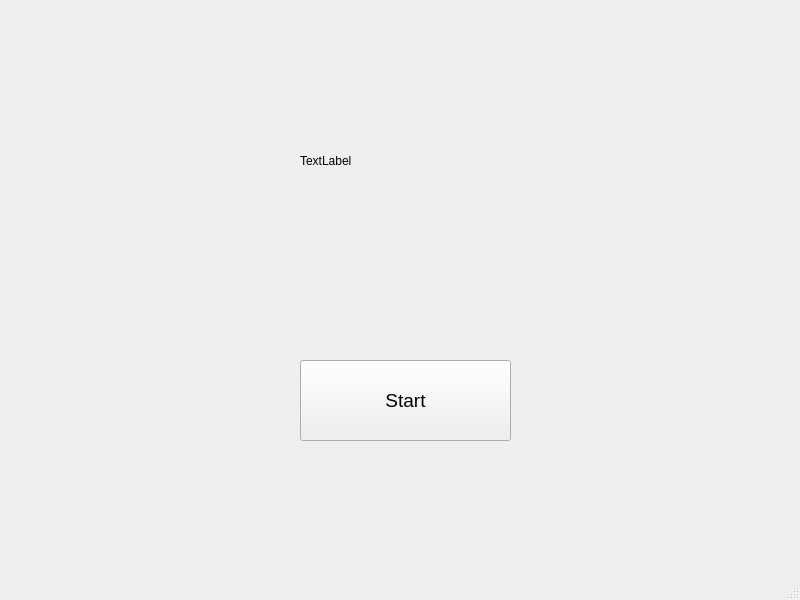
Old version of the form mainwindow.ui in the repository oksuzgonul/campari-app.
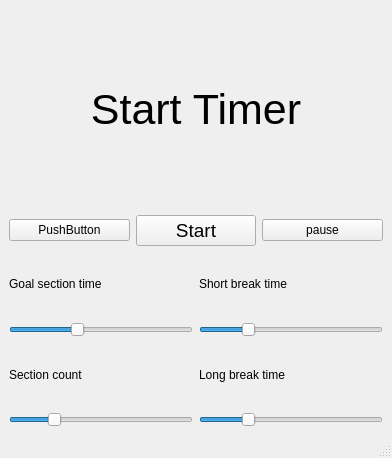
New version of the form.

```diff
--- a/mainwindow.ui
+++ b/mainwindow.ui
@@ -6,45 +6,246 @@
    <rect>
     <x>0</x>
     <y>0</y>
-    <width>800</width>
-    <height>600</height>
+    <width>392</width>
+    <height>458</height>
    </rect>
   </property>
   <property name="windowTitle">
    <string>MainWindow</string>
   </property>
   <widget class="QWidget" name="centralwidget">
-   <widget class="QPushButton" name="startButton">
-    <property name="geometry">
-     <rect>
-      <x>300</x>
-      <y>360</y>
-      <width>211</width>
-      <height>81</height>
-     </rect>
-    </property>
-    <property name="font">
-     <font>
-      <pointsize>14</pointsize>
-     </font>
-    </property>
-    <property name="text">
-     <string>Start</string>
-    </property>
-   </widget>
-   <widget class="QLabel" name="sessionLabel">
-    <property name="geometry">
-     <rect>
-      <x>300</x>
-      <y>130</y>
-      <width>271</width>
-      <height>61</height>
-     </rect>
-    </property>
-    <property name="text">
-     <string>TextLabel</string>
-    </property>
-   </widget>
+   <layout class="QVBoxLayout" name="verticalLayout_9">
+    <item>
+     <layout class="QVBoxLayout" name="verticalLayout_8">
+      <item>
+       <layout class="QVBoxLayout" name="verticalLayout">
+        <item>
+         <widget class="QLabel" name="sessionLabel">
+          <property name="minimumSize">
+           <size>
+            <width>200</width>
+            <height>200</height>
+           </size>
+          </property>
+          <property name="font">
+           <font>
+            <pointsize>32</pointsize>
+           </font>
+          </property>
+          <property name="text">
+           <string>Start Timer</string>
+          </property>
+          <property name="alignment">
+           <set>Qt::AlignCenter</set>
+          </property>
+         </widget>
+        </item>
+        <item>
+         <layout class="QHBoxLayout" name="horizontalLayout">
+          <item>
+           <widget class="QPushButton" name="restartButton">
+            <property name="text">
+             <string>PushButton</string>
+            </property>
+           </widget>
+          </item>
+          <item>
+           <widget class="QPushButton" name="startButton">
+            <property name="font">
+             <font>
+              <pointsize>14</pointsize>
+             </font>
+            </property>
+            <property name="text">
+             <string>Start</string>
+            </property>
+           </widget>
+          </item>
+          <item>
+           <widget class="QPushButton" name="pauseButton">
+            <property name="text">
+             <string>pause</string>
+            </property>
+           </widget>
+          </item>
+         </layout>
+        </item>
+       </layout>
+      </item>
+      <item>
+       <layout class="QHBoxLayout" name="horizontalLayout_2">
+        <item>
+         <layout class="QVBoxLayout" name="verticalLayout_7">
+          <item>
+           <layout class="QVBoxLayout" name="verticalLayout_2">
+            <item>
+             <widget class="QLabel" name="label">
+              <property name="text">
+               <string>Goal section time</string>
+              </property>
+             </widget>
+            </item>
+            <item>
+             <widget class="QSlider" name="goalTimeSlider">
+              <property name="sizePolicy">
+               <sizepolicy hsizetype="Minimum" vsizetype="Fixed">
+                <horstretch>0</horstretch>
+                <verstretch>0</verstretch>
+               </sizepolicy>
+              </property>
+              <property name="minimumSize">
+               <size>
+                <width>150</width>
+                <height>0</height>
+               </size>
+              </property>
+              <property name="minimum">
+               <number>5</number>
+              </property>
+              <property name="maximum">
+               <number>60</number>
+              </property>
+              <property name="singleStep">
+               <number>5</number>
+              </property>
+              <property name="sliderPosition">
+               <number>25</number>
+              </property>
+              <property name="orientation">
+               <enum>Qt::Horizontal</enum>
+              </property>
+             </widget>
+            </item>
+           </layout>
+          </item>
+          <item>
+           <layout class="QVBoxLayout" name="verticalLayout_5">
+            <item>
+             <widget class="QLabel" name="label_4">
+              <property name="text">
+               <string>Section count</string>
+              </property>
+             </widget>
+            </item>
+            <item>
+             <widget class="QSlider" name="sessionCountSlider">
+              <property name="sizePolicy">
+               <sizepolicy hsizetype="Minimum" vsizetype="Fixed">
+                <horstretch>0</horstretch>
+                <verstretch>0</verstretch>
+               </sizepolicy>
+              </property>
+              <property name="minimumSize">
+               <size>
+                <width>150</width>
+                <height>0</height>
+               </size>
+              </property>
+              <property name="minimum">
+               <number>1</number>
+              </property>
+              <property name="maximum">
+               <number>10</number>
+              </property>
+              <property name="value">
+               <number>3</number>
+              </property>
+              <property name="orientation">
+               <enum>Qt::Horizontal</enum>
+              </property>
+             </widget>
+            </item>
+           </layout>
+          </item>
+         </layout>
+        </item>
+        <item>
+         <layout class="QVBoxLayout" name="verticalLayout_6">
+          <item>
+           <layout class="QVBoxLayout" name="verticalLayout_3">
+            <item>
+             <widget class="QLabel" name="label_2">
+              <property name="text">
+               <string>Short break time</string>
+              </property>
+             </widget>
+            </item>
+            <item>
+             <widget class="QSlider" name="smallBreakSlider">
+              <property name="sizePolicy">
+               <sizepolicy hsizetype="Minimum" vsizetype="Fixed">
+                <horstretch>0</horstretch>
+                <verstretch>0</verstretch>
+               </sizepolicy>
+              </property>
+              <property name="minimumSize">
+               <size>
+                <width>150</width>
+                <height>0</height>
+               </size>
+              </property>
+              <property name="minimum">
+               <number>1</number>
+              </property>
+              <property name="maximum">
+               <number>5</number>
+              </property>
+              <property name="value">
+               <number>2</number>
+              </property>
+              <property name="orientation">
+               <enum>Qt::Horizontal</enum>
+              </property>
+             </widget>
+            </item>
+           </layout>
+          </item>
+          <item>
+           <layout class="QVBoxLayout" name="verticalLayout_4">
+            <item>
+             <widget class="QLabel" name="label_3">
+              <property name="text">
+               <string>Long break time</string>
+              </property>
+             </widget>
+            </item>
+            <item>
+             <widget class="QSlider" name="bigBreakSlider">
+              <property name="sizePolicy">
+               <sizepolicy hsizetype="Minimum" vsizetype="Fixed">
+                <horstretch>0</horstretch>
+                <verstretch>0</verstretch>
+               </sizepolicy>
+              </property>
+              <property name="minimumSize">
+               <size>
+                <width>150</width>
+                <height>0</height>
+               </size>
+              </property>
+              <property name="minimum">
+               <number>5</number>
+              </property>
+              <property name="maximum">
+               <number>25</number>
+              </property>
+              <property name="value">
+               <number>10</number>
+              </property>
+              <property name="orientation">
+               <enum>Qt::Horizontal</enum>
+              </property>
+             </widget>
+            </item>
+           </layout>
+          </item>
+         </layout>
+        </item>
+       </layout>
+      </item>
+     </layout>
+    </item>
+   </layout>
   </widget>
   <widget class="QMenuBar" name="menubar">
    <property name="geometry">
```
Left out of the diff: 2 changed lines with no effect on the pictures.
